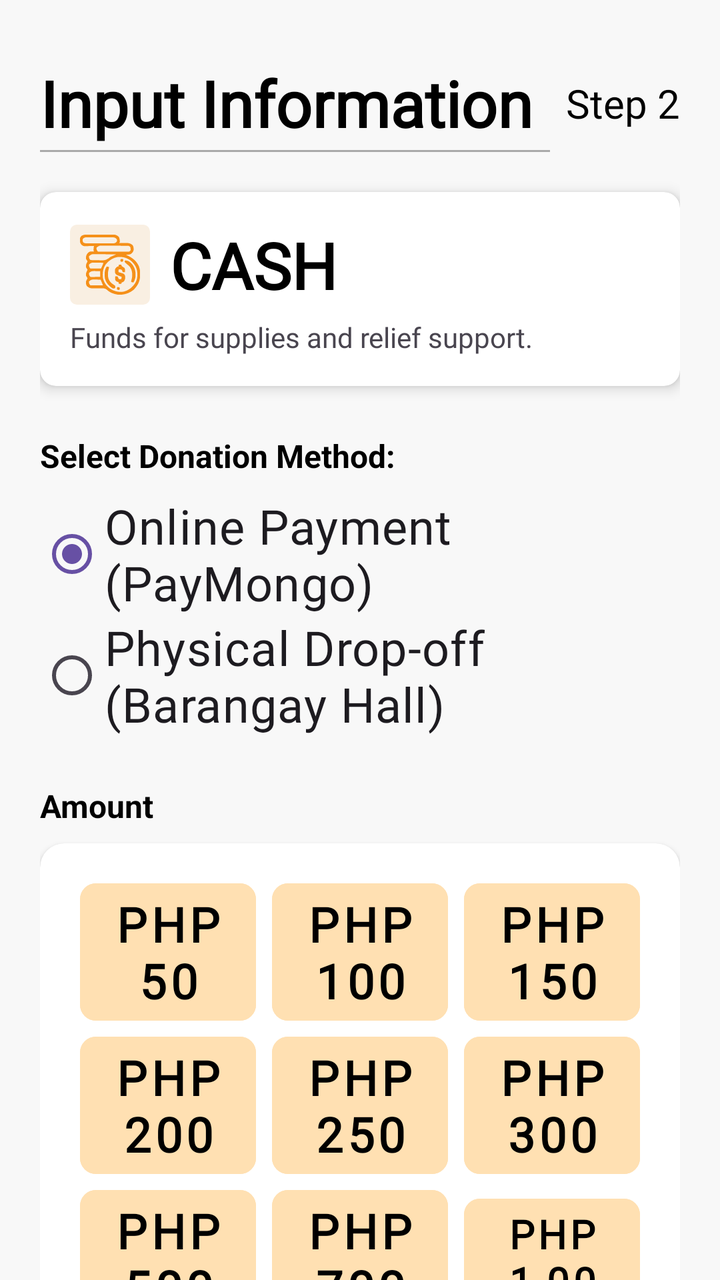
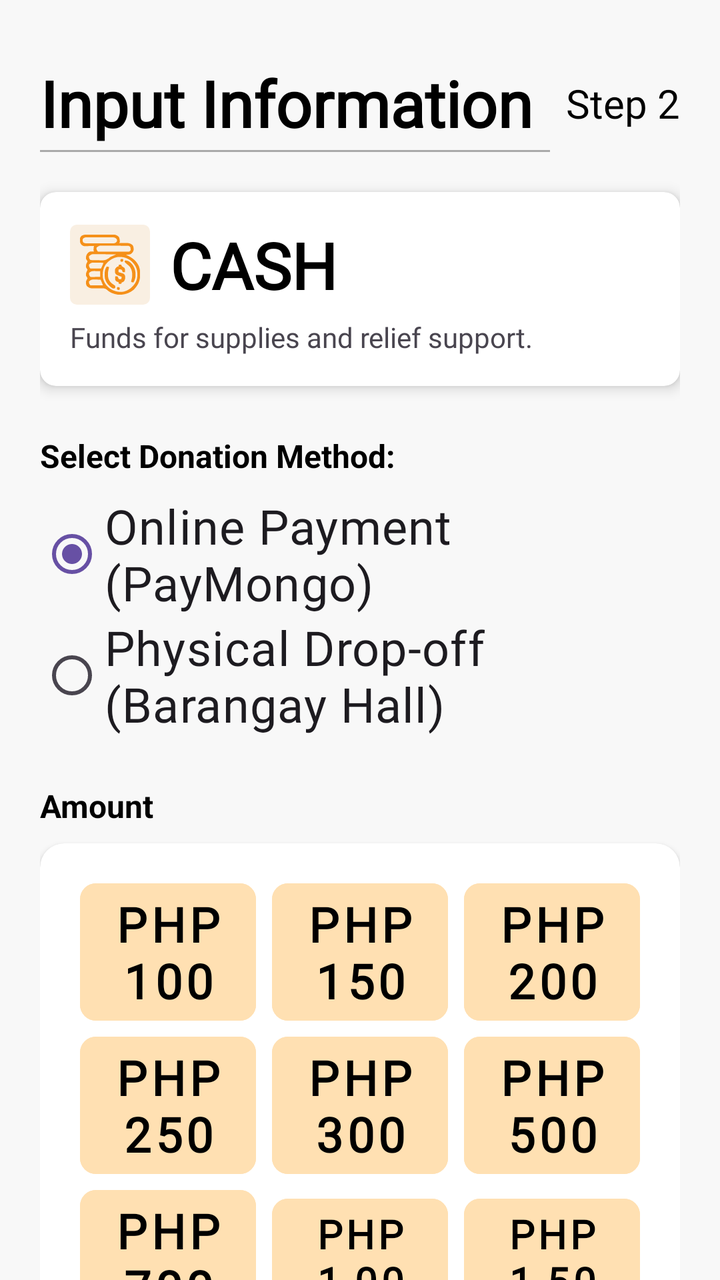

Compare the two renders of this Android layout. The source of the first and the diff that turns it into the second are given below.
<!-- AndroidManifest.xml: application theme Theme.Dawnasyon_v1 -->
<!-- res/layout/fragment_cash_info.xml -->
<?xml version="1.0" encoding="utf-8"?>
<androidx.core.widget.NestedScrollView xmlns:android="http://schemas.android.com/apk/res/android"
    xmlns:app="http://schemas.android.com/apk/res-auto"
    xmlns:tools="http://schemas.android.com/tools"
    android:layout_width="match_parent"
    android:layout_height="match_parent"
    android:fillViewport="true"
    android:background="#F8F8F8">

    <androidx.constraintlayout.widget.ConstraintLayout
        android:layout_width="match_parent"
        android:layout_height="wrap_content"
        android:padding="20dp"
        tools:context=".CashInfo_fragment">

        <TextView
            android:id="@+id/txtHeader"
            android:layout_width="wrap_content"
            android:layout_height="wrap_content"
            android:layout_marginTop="10dp"
            android:fontFamily="@font/dongle"
            android:text="@string/input_information"
            android:textColor="@android:color/black"
            android:textSize="32sp"
            android:textStyle="bold"
            app:layout_constraintStart_toStartOf="parent"
            app:layout_constraintTop_toTopOf="parent" />

        <View
            android:id="@+id/separatorLine"
            android:layout_width="0dp"
            android:layout_height="1dp"
            android:background="@android:color/darker_gray"
            android:layout_marginTop="2dp"
            android:layout_marginEnd="8dp"
            app:layout_constraintStart_toStartOf="@id/txtHeader"
            app:layout_constraintEnd_toStartOf="@id/txtStep"
            app:layout_constraintTop_toBottomOf="@id/txtHeader" />

        <TextView
            android:id="@+id/txtStep"
            android:layout_width="wrap_content"
            android:layout_height="wrap_content"
            android:fontFamily="@font/dongle"
            android:text="Step 2"
            android:textColor="@color/black"
            android:textSize="20sp"
            app:layout_constraintBottom_toBottomOf="@id/txtHeader"
            app:layout_constraintEnd_toEndOf="parent"
            app:layout_constraintTop_toTopOf="@id/txtHeader" />

        <androidx.cardview.widget.CardView
            android:id="@+id/cardCategory"
            android:layout_width="match_parent"
            android:layout_height="wrap_content"
            android:layout_marginTop="20dp"
            app:cardCornerRadius="8dp"
            app:cardElevation="4dp"
            app:layout_constraintTop_toBottomOf="@id/separatorLine">

            <LinearLayout
                android:layout_width="match_parent"
                android:layout_height="wrap_content"
                android:orientation="vertical"
                android:padding="15dp">

                <LinearLayout
                    android:layout_width="match_parent"
                    android:layout_height="wrap_content"
                    android:orientation="horizontal"
                    android:gravity="center_vertical">

                    <ImageView
                        android:id="@+id/detailsImage"
                        android:layout_width="40dp"
                        android:layout_height="40dp"
                        android:src="@drawable/ic_money"
                        android:layout_marginEnd="10dp"
                        android:background="@drawable/bg"
                        android:padding="5dp"/>

                    <TextView
                        android:id="@+id/detailsTitle"
                        android:layout_width="wrap_content"
                        android:layout_height="wrap_content"
                        android:fontFamily="@font/dongle"
                        android:text="@string/cash"
                        android:textColor="@android:color/black"
                        android:textSize="32sp"
                        android:textStyle="bold" />
                </LinearLayout>

                <TextView
                    android:id="@+id/detailsDescription"
                    android:layout_width="match_parent"
                    android:layout_height="wrap_content"
                    android:layout_marginTop="5dp"
                    android:fontFamily="@font/dongle_light"
                    android:text="@string/funds_for_supplies_and_relief_support"
                    android:textSize="14sp" />
            </LinearLayout>
        </androidx.cardview.widget.CardView>

        <TextView
            android:id="@+id/txt_method_label"
            android:layout_width="wrap_content"
            android:layout_height="wrap_content"
            android:text="Select Donation Method:"
            android:textSize="16sp"
            android:textStyle="bold"
            android:textColor="@android:color/black"
            android:layout_marginTop="24dp"
            app:layout_constraintTop_toBottomOf="@id/cardCategory"
            app:layout_constraintStart_toStartOf="parent" />

        <RadioGroup
            android:id="@+id/rg_payment_method"
            android:layout_width="match_parent"
            android:layout_height="wrap_content"
            android:layout_marginTop="8dp"
            app:layout_constraintTop_toBottomOf="@id/txt_method_label"
            app:layout_constraintStart_toStartOf="parent">

            <RadioButton
                android:id="@+id/rb_online"
                android:layout_width="match_parent"
                android:layout_height="wrap_content"
                android:text="Online Payment (PayMongo)"
                android:fontFamily="@font/dongle"
                android:textSize="24sp"
                android:checked="true"/>

            <RadioButton
                android:id="@+id/rb_physical"
                android:layout_width="match_parent"
                android:layout_height="wrap_content"
                android:text="Physical Drop-off (Barangay Hall)"
                android:fontFamily="@font/dongle"
                android:textSize="24sp"/>
        </RadioGroup>

        <TextView
            android:id="@+id/txt_amount_label"
            android:layout_width="wrap_content"
            android:layout_height="wrap_content"
            android:text="@string/amount"
            android:textSize="16sp"
            android:textStyle="bold"
            android:textColor="@android:color/black"
            android:layout_marginTop="24dp"
            app:layout_constraintTop_toBottomOf="@id/rg_payment_method"
            app:layout_constraintStart_toStartOf="parent" />

        <androidx.cardview.widget.CardView
            android:layout_width="match_parent"
            android:layout_height="wrap_content"
            android:layout_marginTop="8dp"
            android:layout_marginBottom="80dp"
            app:cardCornerRadius="12dp"
            app:cardElevation="2dp"
            app:cardBackgroundColor="@color/white"
            app:layout_constraintTop_toBottomOf="@id/txt_amount_label"
            app:layout_constraintStart_toStartOf="parent"
            app:layout_constraintEnd_toEndOf="parent"
            app:layout_constraintBottom_toBottomOf="parent">

            <LinearLayout
                android:layout_width="match_parent"
                android:layout_height="wrap_content"
                android:orientation="vertical"
                android:padding="16dp"
                android:gravity="center">

                <GridLayout
                    android:id="@+id/amount_grid"
                    android:layout_width="match_parent"
                    android:layout_height="wrap_content"
                    android:alignmentMode="alignMargins"
                    android:columnCount="3"
                    android:columnOrderPreserved="false"
                    android:rowCount="4"
                    android:useDefaultMargins="true">

                    <Button
                        style="@style/AmountButtonStyle"
                        android:fontFamily="@font/dongle"
                        android:text="PHP 50"
                        android:textSize="24sp" />

                    <Button
                        style="@style/AmountButtonStyle"
                        android:fontFamily="@font/dongle"
                        android:text="PHP 100"
                        android:textSize="24sp" />

                    <Button
                        style="@style/AmountButtonStyle"
                        android:fontFamily="@font/dongle"
                        android:text="PHP 150"
                        android:textSize="24sp" />

                    <Button
                        style="@style/AmountButtonStyle"
                        android:fontFamily="@font/dongle"
                        android:text="PHP 200"
                        android:textSize="24sp" />

                    <Button
                        style="@style/AmountButtonStyle"
                        android:fontFamily="@font/dongle"
                        android:text="PHP 250"
                        android:textSize="24sp" />

                    <Button
                        style="@style/AmountButtonStyle"
                        android:fontFamily="@font/dongle"
                        android:text="PHP 300"
                        android:textSize="24sp" />

                    <Button
                        style="@style/AmountButtonStyle"
                        android:fontFamily="@font/dongle"
                        android:text="PHP 500"
                        android:textSize="24sp" />

                    <Button
                        style="@style/AmountButtonStyle"
                        android:fontFamily="@font/dongle"
                        android:text="PHP 700"
                        android:textSize="24sp" />

                    <Button
                        style="@style/AmountButtonStyle"
                        android:fontFamily="@font/dongle"
                        android:text="PHP 1,000"
                        android:textSize="20sp" />

                </GridLayout>

                <LinearLayout
                    android:id="@+id/layout_other_amount"
                    android:layout_width="match_parent"
                    android:layout_height="wrap_content"
                    android:orientation="horizontal"
                    android:gravity="center_vertical"
                    android:layout_marginTop="16dp"
                    android:background="@drawable/bg_option_unselected"
                    android:padding="8dp">

                    <TextView
                        android:layout_width="wrap_content"
                        android:layout_height="wrap_content"
                        android:text="Other:"
                        android:fontFamily="@font/dongle"
                        android:textSize="24sp"
                        android:textColor="@color/black"
                        android:layout_marginEnd="8dp"/>

                    <EditText
                        android:id="@+id/et_other_amount"
                        android:layout_width="0dp"
                        android:layout_height="wrap_content"
                        android:layout_weight="1"
                        android:hint="Enter amount"
                        android:inputType="numberDecimal"
                        android:fontFamily="@font/dongle"
                        android:textSize="24sp"
                        android:background="@android:color/transparent"/>

                    <Button
                        android:id="@+id/btn_confirm_other"
                        android:layout_width="wrap_content"
                        android:layout_height="wrap_content"
                        android:text="Scan"
                        android:fontFamily="@font/dongle"
                        android:textSize="20sp"
                        android:backgroundTint="#27869B"
                        android:textColor="@color/white"
                        app:cornerRadius="8dp"/>

                </LinearLayout>
            </LinearLayout>
        </androidx.cardview.widget.CardView>
    </androidx.constraintlayout.widget.ConstraintLayout>
</androidx.core.widget.NestedScrollView>
<!-- resources referenced by this layout -->
<resources>
  <color name="black">#FF000000</color>
  <color name="white">#FFFFFFFF</color>
  <!-- drawable bg (drawable) -->
  <vector xmlns:android="http://schemas.android.com/apk/res/android"
      android:width="58dp"
      android:height="58dp"
      android:viewportWidth="58"
      android:viewportHeight="58">
    <path
        android:pathData="M5,0L53,0A5,5 0,0 1,58 5L58,53A5,5 0,0 1,53 58L5,58A5,5 0,0 1,0 53L0,5A5,5 0,0 1,5 0z"
        android:fillColor="#F9EFE2"/>
  </vector>
  <!-- drawable bg_option_unselected (drawable) -->
  <shape xmlns:android="http://schemas.android.com/apk/res/android"
      android:shape="rectangle">
      <solid android:color="#EBEBEB" />
      <corners android:radius="10dp" />
      <stroke android:width="1dp" android:color="#DBDBDB" />
  </shape>
  <!-- drawable ic_money: vector/xml drawable (drawable, 8029 chars, omitted) -->
  <string name="amount">Amount</string>
  <string name="cash">CASH</string>
  <string name="funds_for_supplies_and_relief_support">Funds for supplies and relief support.</string>
  <string name="input_information">Input Information</string>
  <style name="AmountButtonStyle" parent="Widget.MaterialComponents.Button.UnelevatedButton">
          <item name="android:layout_width">0dp</item>
          <item name="android:layout_height">wrap_content</item>
          <item name="android:layout_columnWeight">1</item>
          <item name="android:layout_margin">4dp</item>
          <item name="android:backgroundTint">#FFE0B2</item>
          <item name="android:textColor">#000000</item>
          <item name="android:textSize">14sp</item>
          <item name="android:textStyle">bold</item>
  
          <item name="cornerRadius">8dp</item>
  
          <item name="android:minHeight">50dp</item>
          <item name="android:insetTop">0dp</item>
          <item name="android:insetBottom">0dp</item>
      </style>
  <style name="Theme.Dawnasyon_v1" parent="Base.Theme.Dawnasyon_v1" />
  <style name="Base.Theme.Dawnasyon_v1" parent="Theme.Material3.Light.NoActionBar">
          
          
      </style>
</resources>

<!-- the commit's change to res/layout/fragment_cash_info.xml (unified diff, before → after) -->
@@ -184,12 +184,6 @@
                     <Button
                         style="@style/AmountButtonStyle"
                         android:fontFamily="@font/dongle"
-                        android:text="PHP 50"
-                        android:textSize="24sp" />
-
-                    <Button
-                        style="@style/AmountButtonStyle"
-                        android:fontFamily="@font/dongle"
                         android:text="PHP 100"
                         android:textSize="24sp" />
 
@@ -233,6 +227,12 @@
                         style="@style/AmountButtonStyle"
                         android:fontFamily="@font/dongle"
                         android:text="PHP 1,000"
+                        android:textSize="20sp" />
+
+                    <Button
+                        style="@style/AmountButtonStyle"
+                        android:fontFamily="@font/dongle"
+                        android:text="PHP 1,500"
                         android:textSize="20sp" />
 
                 </GridLayout>
@@ -271,7 +271,7 @@
                         android:id="@+id/btn_confirm_other"
                         android:layout_width="wrap_content"
                         android:layout_height="wrap_content"
-                        android:text="Scan"
+                        android:text="Review"
                         android:fontFamily="@font/dongle"
                         android:textSize="20sp"
                         android:backgroundTint="#27869B"
